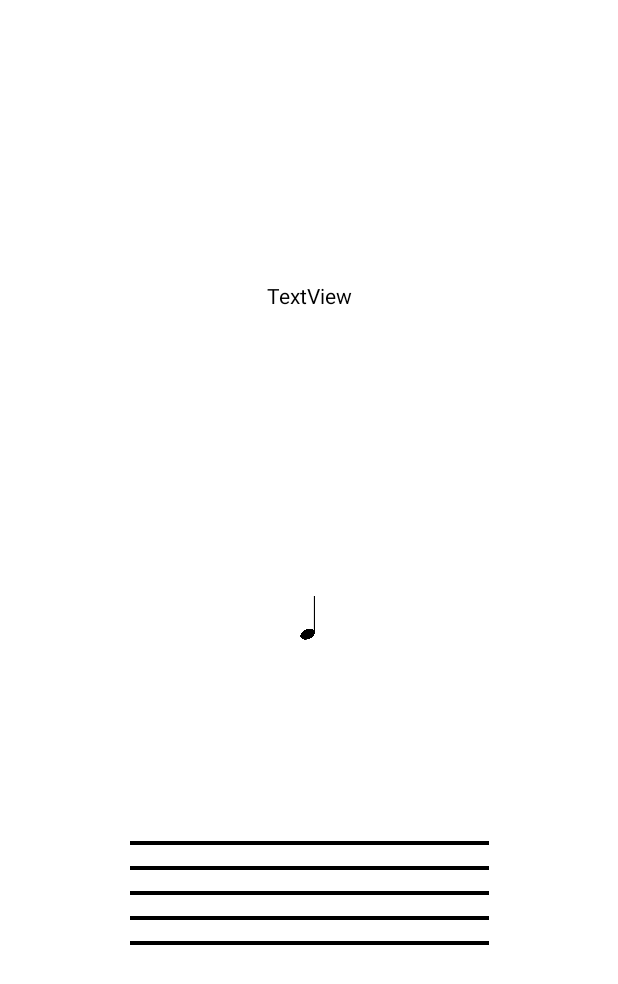
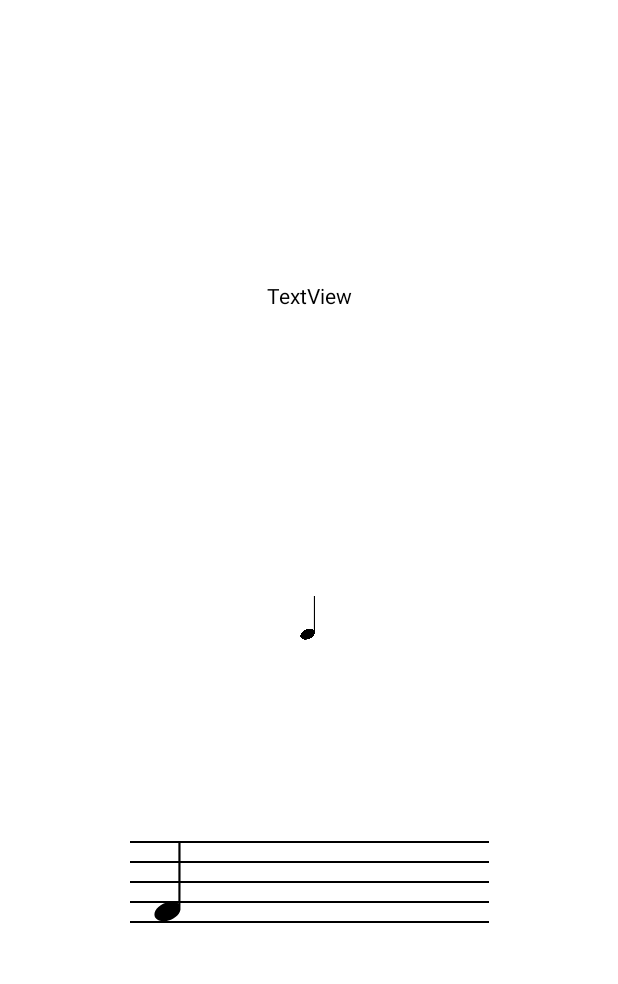
Before and after one commit to LukaSkrlj/Composer, an Android app: the Sheet screen opened directly, with no data from a screen before it, on a phone screen of 412 x 824 dp. Shown: the top 984 px of the screen. Run offline under Robolectric (Android 15) with nearby library versions, the phone set to English and light mode, and no system bars.

Commit message:
Added canvas staff, added note classes in Note.kt

```diff
--- /dev/null
+++ b/app/src/main/java/com/example/composer/Note.kt
@@ -0,0 +1,5 @@
+package com.example.composer
+
+data class NoteSize(val left: Int = 0, val top: Int = 0, val right: Int, val bottom: Int)
+data class NotePosition(val dx: Int, val dy: Int)
+data class Note(val noteSize: NoteSize, val notePosition: NotePosition)
--- a/app/src/main/java/com/example/composer/Staff.kt
+++ b/app/src/main/java/com/example/composer/Staff.kt
@@ -11,15 +11,17 @@ class Staff @JvmOverloads constructor(
 ) : View(context, attrs, defStyleAttr) {
 
     private val linesCount = 5
-    private val lineThickness = 4f
+    private val lineThickness = 2f
     private val staffWidth = 500f
     private val firstLine: Array<Float> =
         arrayOf(0f, lineThickness / 2, staffWidth, lineThickness / 2)
     private var lines: Array<Array<Float>> = arrayOf()
-    private val spacing = 25f
+    private val spacing = 20f
+    var staffCanvas: Canvas? = null
 
     override fun onDraw(canvas: Canvas?) {
         super.onDraw(canvas)
+        staffCanvas = canvas
         var lastLine: Array<Float> = firstLine
         for (i in 1..linesCount) {
             lines += lastLine
@@ -30,7 +32,26 @@ class Staff @JvmOverloads constructor(
 
         val paint = Paint()
         paint.strokeWidth = lineThickness
+        paint.isAntiAlias = true
+        paint.isFilterBitmap = true
+        canvas?.drawLines(lines.flatten().toFloatArray(), paint)
+        val d = resources.getDrawable(
+            R.drawable.quarter_note,
+            null
+        )
 
-        canvas?.drawLines(lines.flatten().toFloatArray(), paint)
+        d.setBounds(0, 0, 82, 82)
+        d.draw(canvas!!)
+        drawNotes()
+    }
+
+    fun drawNotes() {
+        val d = resources.getDrawable(
+            R.drawable.quarter_note,
+            null
+        )
+        d.setBounds(0, 0, 82, 82)
+        staffCanvas?.translate(50f, 250f)
+        d.draw(staffCanvas!!)
     }
 }
--- /dev/null
+++ b/app/src/main/res/drawable/quarter_note.xml
@@ -0,0 +1,5 @@
+<vector android:height="40dp" android:viewportHeight="1280"
+    android:viewportWidth="1280" android:width="40dp" xmlns:android="http://schemas.android.com/apk/res/android">
+    <path android:fillColor="#000000"
+        android:pathData="M755,500.6l0,473.6 -4.9,-3.6c-16.7,-12.3 -44.2,-20 -80.1,-22.6 -29,-2 -47.1,-1 -72.5,4.1 -52.4,10.6 -109.8,40.2 -153.7,79.3 -41.3,36.7 -64.6,81.8 -62.5,120.5 1.7,31.2 16.9,57 44.1,75.3 25.4,16.9 53.3,25.4 87.8,26.5 107.6,3.6 230.2,-65.9 264.9,-150.1 5.1,-12.5 8.7,-26.5 9.9,-39.4 0.7,-7.1 1,-184.5 1,-524l0,-513.2 -17,-0 -17,-0 0,473.6z" android:strokeColor="#00000000"/>
+</vector>
--- a/app/src/main/res/layout/activity_sheet.xml
+++ b/app/src/main/res/layout/activity_sheet.xml
@@ -31,6 +31,7 @@
         app:layout_constraintTop_toTopOf="parent" />
 
     <com.example.composer.Staff
+        android:id="@+id/staff"
         android:layout_width="239dp"
         android:layout_height="133dp"
         android:layout_margin="10dp"
--- a/app/src/main/res/layout/edit_note_dialog.xml
+++ b/app/src/main/res/layout/edit_note_dialog.xml
@@ -19,10 +19,7 @@
                 android:layout_gravity="center"
                 android:layout_margin="20dp"
                 android:text="Edit Note"
-                android:textStyle="bold">
-
-
-            </TextView>
+                android:textStyle="bold"></TextView>
 
             <Button
                 android:id="@+id/button2"
--- a/app/src/main/res/xml/backup_rules.xml
+++ b/app/src/main/res/xml/backup_rules.xml
@@ -2,7 +2,7 @@
    Sample backup rules file; uncomment and customize as necessary.
    See https://developer.android.com/guide/topics/data/autobackup
    for details.
-   Note: This file is ignored for devices older that API 31
+   Note.kt: This file is ignored for devices older that API 31
    See https://developer.android.com/about/versions/12/backup-restore
 -->
 <full-backup-content>
```
